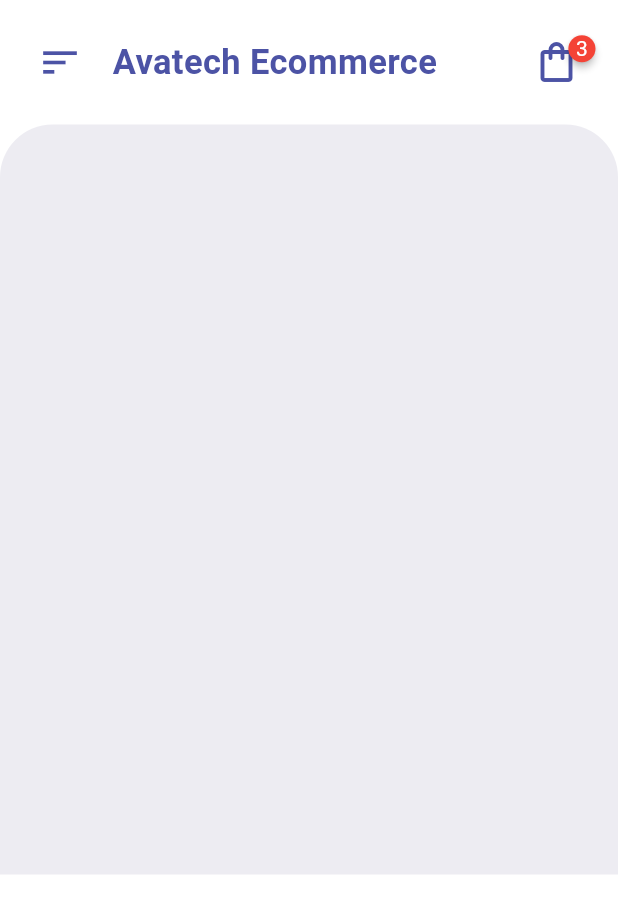
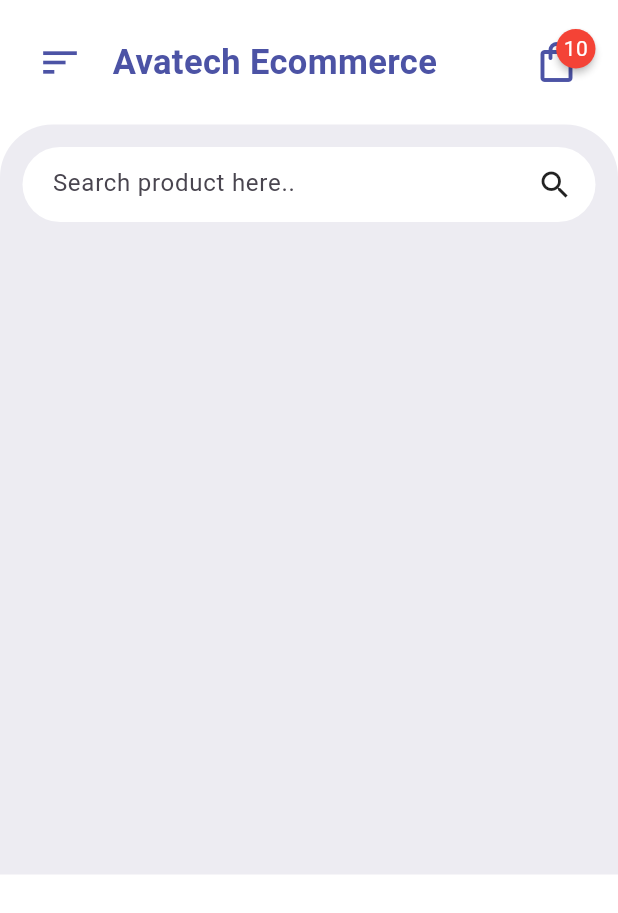
Before and after one commit to romijulianto/avt-ecommerce-flutter, a Flutter app: the screen it shows after launch, on a phone screen of 412 x 824 dp. Shown: the top 913 px of the screen. Run offline on Flutter 3.47's test engine with Material 3 defaults, Android fonts, the phone set to English and light mode, and no system bars; drawn by our look-alikes of badges.

Commit message:
feat: add search bar

```diff
--- a/lib/pages/HomePage.dart
+++ b/lib/pages/HomePage.dart
@@ -2,6 +2,7 @@ import 'package:ecommerce_avatech/widget/HomeAppBar.dart';
 import 'package:flutter/material.dart';
 
 class HomePage extends StatelessWidget {
+  const HomePage({super.key});
   @override
   Widget build(BuildContext context) {
     return Scaffold(
@@ -11,7 +12,7 @@ class HomePage extends StatelessWidget {
         Container(
           /* TODO: temporary height */
           height: 500,
-          padding: const EdgeInsets.only(),
+          padding: const EdgeInsets.only(top: 15),
           decoration: const BoxDecoration(
             color: Color(0XFFEDECF2),
             borderRadius: BorderRadius.only(
@@ -19,6 +20,35 @@ class HomePage extends StatelessWidget {
               topRight: Radius.circular(35),
             ),
           ),
+          child: Column(
+            children: [
+              Container(
+                margin: const EdgeInsets.symmetric(horizontal: 15),
+                padding: const EdgeInsets.symmetric(horizontal: 15),
+                height: 50,
+                decoration: BoxDecoration(
+                  color: Colors.white,
+                  borderRadius: BorderRadius.circular(30),
+                ),
+                child: Row(children: [
+                  Container(
+                    margin: const EdgeInsets.only(left: 5),
+                    height: 50,
+                    width: 300,
+                    child: TextFormField(
+                      decoration: const InputDecoration(
+                          border: InputBorder.none,
+                          hintText: "Search product here.."),
+                    ),
+                  ),
+                  const Spacer(),
+                  const Icon(
+                    Icons.search_outlined,
+                  )
+                ]),
+              ),
+            ],
+          ),
         ),
       ],
     )
--- a/lib/widget/HomeAppBar.dart
+++ b/lib/widget/HomeAppBar.dart
@@ -31,7 +31,7 @@ class HomeAppBar extends StatelessWidget {
           showBadge: true,
           ignorePointer: false,
           badgeContent: const Text(
-            '3',
+            '10',
             style: TextStyle(color: Colors.white),
           ),
           child: InkWell(
```
